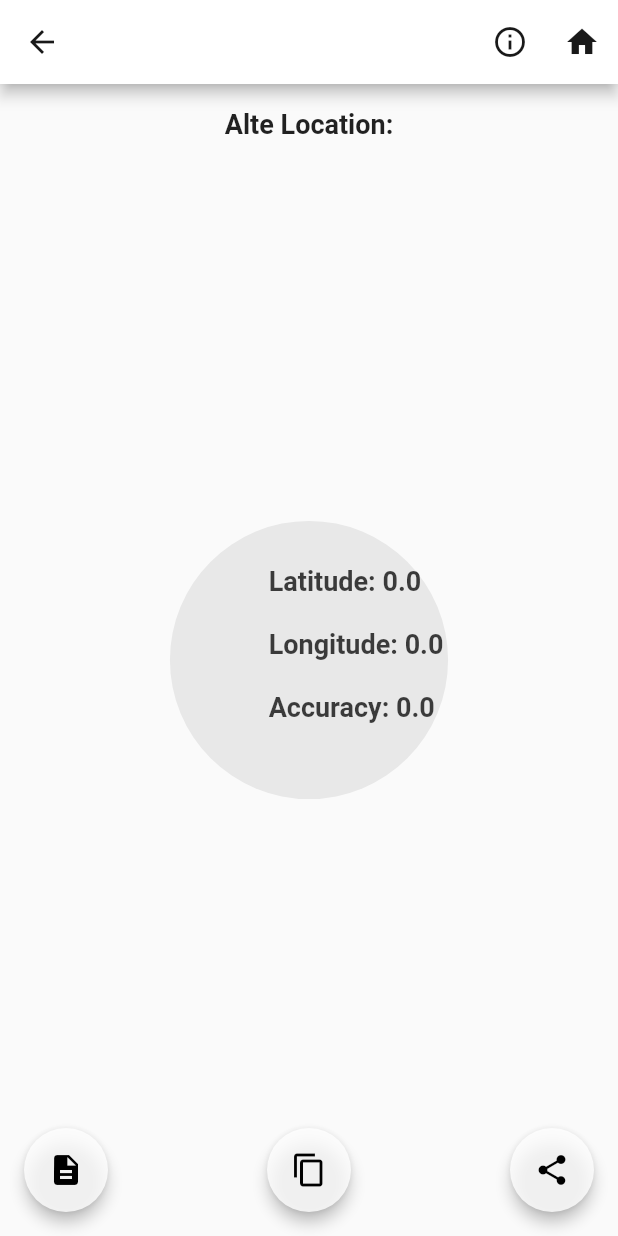
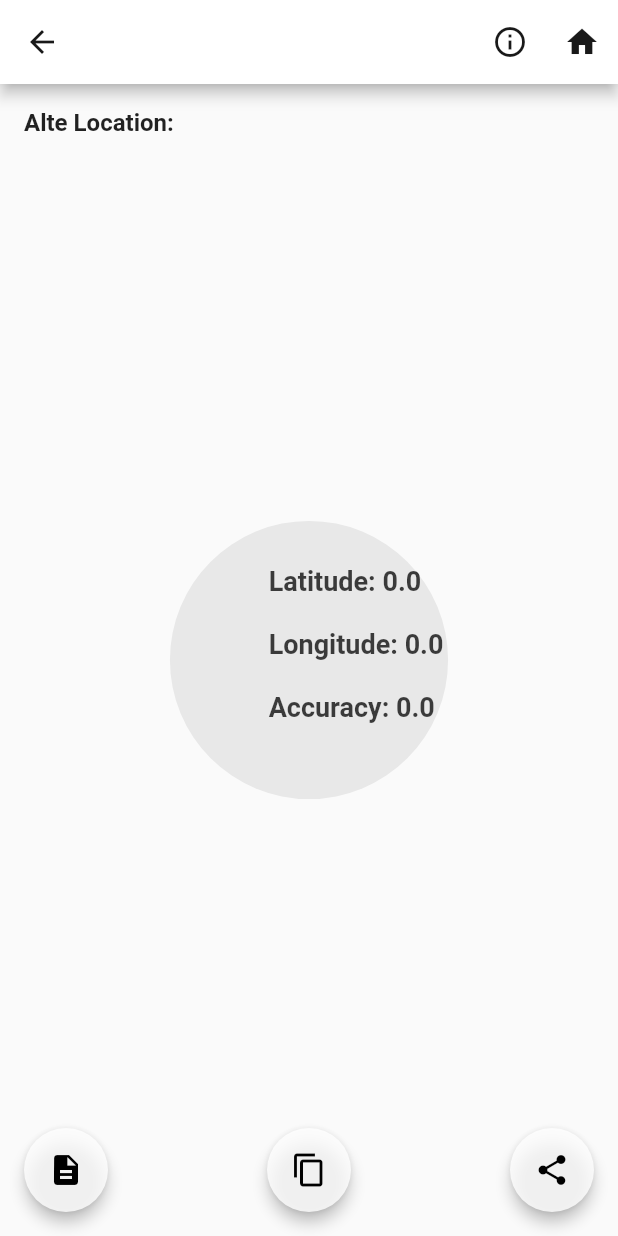
Before and after one commit to RahmiTufanoglu/citizen_lab, a Flutter app: the SensorPage screen opened directly with empty values, on a phone screen of 412 x 824 dp. Run offline on Flutter 3.47's test engine with Material 2 defaults, Android fonts, the phone set to English and light mode, and no system bars; our stand-ins replace csv, flutter_speed_dial, geolocator, image_picker, photo_view, share and 2 more; accounts and stored records are empty.

Commit message:
fix bugs

```diff
--- a/lib/citizen_science/citizen_science_model.dart
+++ b/lib/citizen_science/citizen_science_model.dart
@@ -1,9 +1,11 @@
 class CitizenScienceModel {
   String title;
+  String content;
   String image;
 
   CitizenScienceModel(
     this.title,
+    this.content,
     this.image,
   );
 }
--- /dev/null
+++ b/lib/entries/sensor/sensor_info_page_data.dart
@@ -0,0 +1,34 @@
+import 'package:flutter/material.dart';
+import 'package:citizen_lab/utils/constants.dart';
+
+List<Widget> sensorTabList = [
+  Tab(
+    child: Text(
+      '1',
+      style: TextStyle(
+        fontSize: 20.0,
+        fontWeight: FontWeight.bold,
+      ),
+    ),
+  ),
+  Tab(
+    child: Text(
+      '2',
+      style: TextStyle(
+        fontSize: 20.0,
+        fontWeight: FontWeight.bold,
+      ),
+    ),
+  ),
+];
+
+List<Widget> sensorSingleChildScrollViewList = [
+  SingleChildScrollView(
+    padding: const EdgeInsets.all(16.0),
+    child: Text(lorem + lorem + lorem + lorem + lorem + lorem),
+  ),
+  SingleChildScrollView(
+    padding: const EdgeInsets.all(16.0),
+    child: Text(lorem + lorem + lorem + lorem + lorem),
+  ),
+];
--- a/lib/entries/sensor_page.dart
+++ b/lib/entries/sensor/sensor_page.dart
@@ -1,4 +1,5 @@
 import 'package:citizen_lab/database/project_database_provider.dart';
+import 'package:citizen_lab/entries/sensor/sensor_info_page_data.dart';
 import 'package:citizen_lab/utils/route_generator.dart';
 import 'package:citizen_lab/custom_widgets/simple_timer_dialog.dart';
 import 'package:flutter/material.dart';
@@ -8,7 +9,6 @@ import 'package:share/share.dart';
 
 import 'dart:async';
 import 'package:citizen_lab/entries/note.dart';
-import 'package:citizen_lab/utils/constants.dart';
 import 'package:citizen_lab/utils/date_formater.dart';
 import 'package:citizen_lab/custom_widgets/no_yes_dialog.dart';
 
@@ -141,36 +141,8 @@ class _SensorPageState extends State<SensorPage>
       arguments: {
         'title': 'Text-Info',
         'tabLength': 2,
-        'tabs': [
-          Tab(
-            child: Text(
-              '1',
-              style: TextStyle(
-                fontSize: 20.0,
-                fontWeight: FontWeight.bold,
-              ),
-            ),
-          ),
-          Tab(
-            child: Text(
-              '2',
-              style: TextStyle(
-                fontSize: 20.0,
-                fontWeight: FontWeight.bold,
-              ),
-            ),
-          ),
-        ],
-        'tabChildren': [
-          SingleChildScrollView(
-            padding: const EdgeInsets.all(16.0),
-            child: Text(lorem + lorem + lorem + lorem + lorem + lorem),
-          ),
-          SingleChildScrollView(
-            padding: const EdgeInsets.all(16.0),
-            child: Text(lorem + lorem + lorem + lorem + lorem),
-          ),
-        ],
+        'tabs': sensorTabList,
+        'tabChildren': sensorSingleChildScrollViewList,
       },
     );
   }
@@ -224,31 +196,35 @@ class _SensorPageState extends State<SensorPage>
               ),
             ),
           ),
-          Align(
-            alignment: Alignment.topCenter,
-            child: Column(
-              crossAxisAlignment: CrossAxisAlignment.start,
+          SingleChildScrollView(
+            scrollDirection: Axis.horizontal,
+            child: Row(
               children: <Widget>[
-                SizedBox(height: 16.0),
-                Text(
-                  'Alte Location:',
+                Padding(
+                  padding: const EdgeInsets.only(top: 16.0, left: 16.0),
+                  child: Text(
+                    'Alte Location:\n',
                     style: TextStyle(
-                    fontSize: 18.0,
+                      fontSize: 16.0,
                       fontWeight: FontWeight.bold,
                     ),
                   ),
-                SizedBox(height: 8.0),
-                Text(
+                ),
+                SizedBox(width: 16.0),
+                Padding(
+                  padding: const EdgeInsets.only(top: 16.0, right: 16.0),
+                  child: Text(
                     _content != null
                         ? _content
                         : """
-                      Latitude: ${_position.latitude}\n
-                      Longitude: ${_position.longitude}\n
+                        Latitude: ${_position.latitude}
+                        Longitude: ${_position.longitude}
                         Accuracy: ${_position.accuracy}
                         """,
                     style: TextStyle(
-                    fontSize: 20.0,
+                      fontSize: 16.0,
                       fontWeight: FontWeight.bold,
+                    ),
                   ),
                 ),
               ],
--- a/lib/home/home_page.dart
+++ b/lib/home/home_page.dart
@@ -155,7 +155,10 @@ class _HomePageState extends State<HomePage>
               context: context,
               icon: Icons.info,
               title: 'Über',
-              onTap: () => null,
+              onTap: () => Navigator.pushNamed(
+                    context,
+                    RouteGenerator.aboutPage,
+                  ),
             ),
           ],
         ),
--- a/lib/projects/project_item.dart
+++ b/lib/projects/project_item.dart
@@ -1,5 +1,5 @@
 import 'package:flutter/material.dart';
-import 'package:citizen_lab/project/project.dart';
+import 'package:citizen_lab/projects/project.dart';
 
 class ProjectItem extends StatelessWidget {
   final Project project;
```
Also changed, not shown: lib/citizen_science/about_page.dart (added, +34 -0 lines), lib/citizen_science/citizen_science_data.dart (+9 -0 lines), lib/citizen_science/citizen_science_page.dart (+6 -3 lines), lib/collapsing_appbar_page.dart (+7 -3 lines), lib/custom_widgets/detail_page.dart (+13 -4 lines), lib/entries/image/image_info_page_data.dart (added, +34 -0 lines), lib/entries/image/image_page.dart (renamed from lib/entries/image_page.dart, +20 -38 lines), lib/entries/table/table_info_page_data.dart (added, +34 -0 lines), lib/entries/table/table_page.dart (renamed from lib/entries/table_page.dart, +16 -41 lines), lib/entries/text/text_info_page_data.dart (added, +47 -0 lines), lib/entries/text/text_page.dart (renamed from lib/entries/text_page.dart, +11 -50 lines), lib/projects/create_project_info_page_data.dart (added, +34 -0 lines), lib/projects/create_project_page.dart (+17 -4 lines), lib/utils/route_generator.dart (+16 -5 lines). Lines whose indentation alone changed are shown as unchanged.
